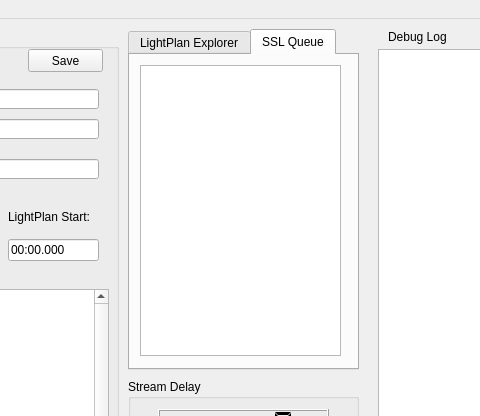
First picture: the form in resources/ui/LPS_MainWindow.ui, repository chillfactor032/LightPlanStudio, before the edit; both pictures show x 432 to 912 and y 0 to 416 of the 1250 by 800 pixel window.
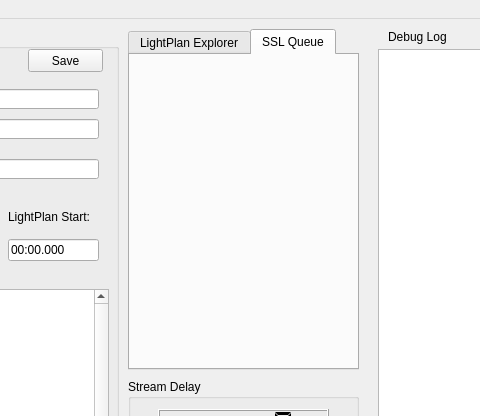
Second picture: the form after the edit. The open tabs and pages were chosen to show the change. Icons and pictures are not drawn.

The edit to the form file:
```diff
--- a/resources/ui/LPS_MainWindow.ui
+++ b/resources/ui/LPS_MainWindow.ui
@@ -57,7 +57,7 @@
      <attribute name="title">
       <string>SSL Queue</string>
      </attribute>
-     <widget class="QTableWidget" name="ssl_queue_table">
+     <widget class="QWidget" name="verticalLayoutWidget">
       <property name="geometry">
        <rect>
         <x>10</x>
@@ -66,6 +66,21 @@
         <height>291</height>
        </rect>
       </property>
+      <layout class="QVBoxLayout" name="ssl_layout">
+       <item>
+        <spacer name="verticalSpacer">
+         <property name="orientation">
+          <enum>Qt::Vertical</enum>
+         </property>
+         <property name="sizeHint" stdset="0">
+          <size>
+           <width>20</width>
+           <height>40</height>
+          </size>
+         </property>
+        </spacer>
+       </item>
+      </layout>
      </widget>
     </widget>
    </widget>
```
